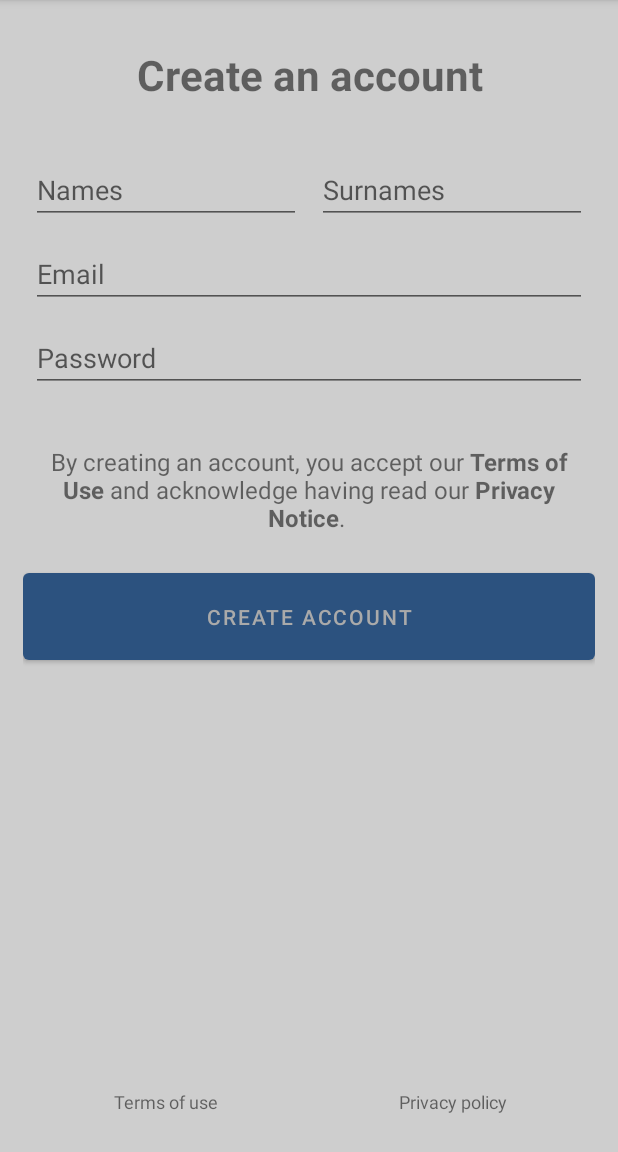
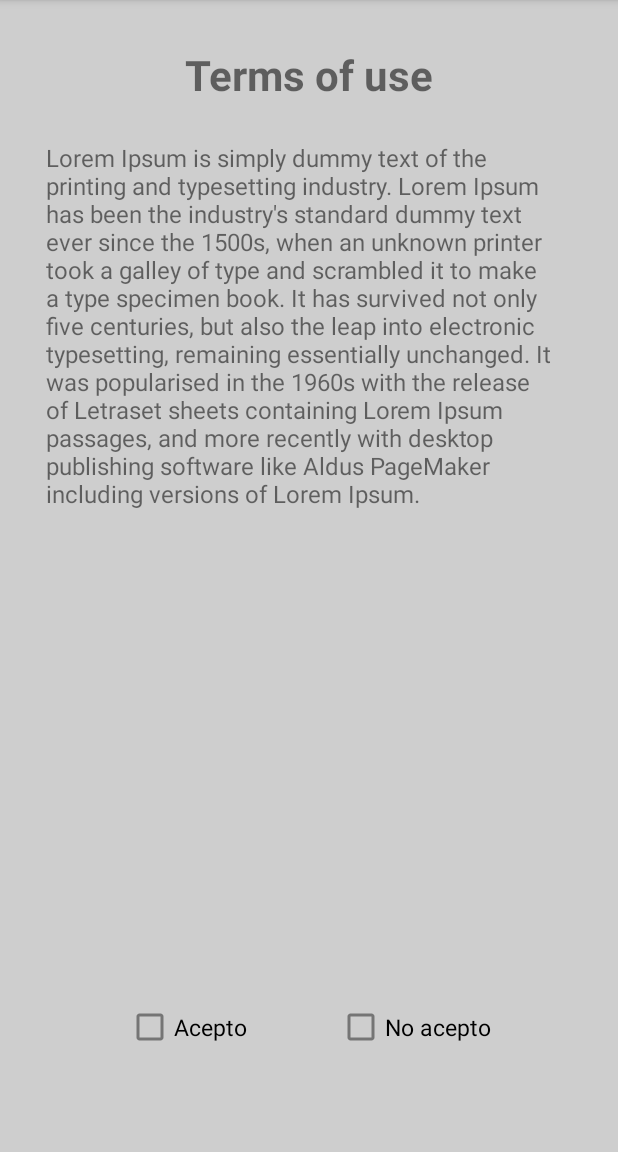
Before and after one commit to luvhines/Enconcreto, an Android app: the fragment RegistroFragment placed in its activity, after a tap on "Terms of use", on a phone screen of 412 x 824 dp, the part 84-1236 px from its top. Run offline under Robolectric (Android 15) with nearby library versions, the light colour scheme and no system bars; our stand-ins replace Room's generated code.

Commit message:
Se Modifican los fragmentos de politicas

```diff
--- a/app/src/main/java/com/example/praxis/PoliticaUsoFragment.java
+++ b/app/src/main/java/com/example/praxis/PoliticaUsoFragment.java
@@ -13,7 +13,7 @@ import android.view.ViewGroup;
  * Use the {@link PoliticaUsoFragment#newInstance} factory method to
  * create an instance of this fragment.
  */
-public class PoliticaUsoFragment extends Fragment {
+public class PoliticaUsoFragment extends Fragment implements View.OnClickListener{
 
     // TODO: Rename parameter arguments, choose names that match
     // the fragment initialization parameters, e.g. ARG_ITEM_NUMBER
@@ -59,6 +59,13 @@ public class PoliticaUsoFragment extends Fragment {
     public View onCreateView(LayoutInflater inflater, ViewGroup container,
                              Bundle savedInstanceState) {
         // Inflate the layout for this fragment
-        return inflater.inflate(R.layout.fragment_politica_uso, container, false);
+        View fragment = inflater.inflate(R.layout.fragment_politica_uso, container, false);
+
+        return fragment;
+    }
+
+    @Override
+    public void onClick(View v) {
+
     }
 }
--- a/app/src/main/java/com/example/praxis/RegistroFragment.java
+++ b/app/src/main/java/com/example/praxis/RegistroFragment.java
@@ -115,7 +115,11 @@ public class RegistroFragment extends Fragment implements View.OnClickListener{
                 Toast.makeText(this.getContext(), "Datos Agregados", Toast.LENGTH_LONG).show();
                 ;break;
             case R.id.reg_term_uso:
-
+                getActivity().getSupportFragmentManager().beginTransaction()
+                        .setReorderingAllowed(true)
+                        .replace(R.id.container_1, PoliticaUsoFragment.class, null,"politicaUso")
+                        .addToBackStack("politicaUso")
+                        .commit();
                 ;break;
             case R.id.reg_pol_privacidad:
                 //Cargamos el fragment de politica de privacidad
--- a/app/src/main/res/layout-land/fragment_registro.xml
+++ b/app/src/main/res/layout-land/fragment_registro.xml
@@ -9,6 +9,6 @@
     <TextView
         android:layout_width="match_parent"
         android:layout_height="match_parent"
-        android:text="@string/hello_blank_fragment" />
+        android:text="fragmento" />
 
 </FrameLayout>
--- a/app/src/main/res/layout/fragment_politica_uso.xml
+++ b/app/src/main/res/layout/fragment_politica_uso.xml
@@ -1,14 +1,65 @@
 <?xml version="1.0" encoding="utf-8"?>
-<FrameLayout xmlns:android="http://schemas.android.com/apk/res/android"
-    xmlns:tools="http://schemas.android.com/tools"
+<LinearLayout xmlns:android="http://schemas.android.com/apk/res/android"
+xmlns:tools="http://schemas.android.com/tools"
+android:layout_width="match_parent"
+android:layout_height="match_parent"
+xmlns:app="http://schemas.android.com/apk/res-auto"
+android:background="#CECECE"
+android:orientation="vertical"
+android:padding="15dp"
+tools:context=".PoliticaUsoFragment">
+
+<TextView
     android:layout_width="match_parent"
-    android:layout_height="match_parent"
-    tools:context=".PoliticaUsoFragment">
+    android:layout_height="wrap_content"
+    android:textAlignment="center"
+    android:text="@string/registro_terminos_uso"
+    android:textSize="28sp"
+    android:textStyle="bold"
+    android:layout_marginTop="15dp"
+    android:layout_marginStart="5dp"
+    android:layout_marginEnd="5dp"
+    android:layout_marginBottom="10dp"/>
 
-    <!-- TODO: Update blank fragment layout -->
+<androidx.core.widget.NestedScrollView
+    android:layout_width="match_parent"
+    android:layout_height="0dp"
+    android:layout_weight="4"
+    android:padding="15dp">
+
     <TextView
         android:layout_width="match_parent"
-        android:layout_height="match_parent"
-        android:text="@string/hello_blank_fragment" />
+        android:layout_height="wrap_content"
+        android:text="@string/texto_politica_uso"
+        android:textSize="16dp"
+        android:fontFamily="sans-serif"/>
 
-</FrameLayout>
+</androidx.core.widget.NestedScrollView>
+
+<LinearLayout
+    android:layout_width="match_parent"
+    android:layout_height="0dp"
+    android:layout_weight="1"
+    android:orientation="horizontal"
+    android:gravity="center">
+
+    <CheckBox
+        android:id="@+id/privacidad_check_aceptar"
+        android:layout_width="wrap_content"
+        android:layout_height="wrap_content"
+        android:text="Acepto"
+        android:textSize="15sp"
+        android:layout_marginEnd="30dp"/>
+
+    <CheckBox
+        android:id="@+id/privacidad_check_negar"
+        android:layout_width="wrap_content"
+        android:layout_height="wrap_content"
+        android:text="No acepto"
+        android:textSize="15sp"
+        android:layout_marginStart="30dp"/>
+
+</LinearLayout>
+
+
+</LinearLayout>
--- a/app/src/main/res/values/strings.xml
+++ b/app/src/main/res/values/strings.xml
@@ -29,7 +29,7 @@
     <string name="registro_politica_privacidad">Privacy policy</string>
 
 
-    <string name="privacidad_titulo">Privacy Policy</string>
+    <string name="privacidad_titulo">Privacy terms</string>
     <string name="texto_politica_privacidad">
         Lorem Ipsum is simply dummy text of the printing and typesetting industry.
         Lorem Ipsum has been the industry\'s standard dummy text ever since the 1500s,
@@ -52,8 +52,16 @@
     <string name="chk_aceptar">To accept</string>
     <string name="chk_negar">I do not accept</string>
 
+    <string name="texto_politica_uso">
+        Lorem Ipsum is simply dummy text of the printing and typesetting industry.
+        Lorem Ipsum has been the industry\'s standard dummy text ever since the 1500s,
+        when an unknown printer took a galley of type and scrambled it to make a
+        type specimen book. It has survived not only five centuries, but also the
+        leap into electronic typesetting, remaining essentially unchanged. It was
+        popularised in the 1960s with the release of Letraset sheets containing Lorem
+        Ipsum passages, and more recently with desktop publishing software like Aldus
+        PageMaker including versions of Lorem Ipsum.
+    </string>
 
-    <!-- TODO: Remove or change this placeholder text -->
-    <string name="hello_blank_fragment">Hello blank fragment</string>
 
 </resources>
```
Also changed, not shown: 2 other files.
